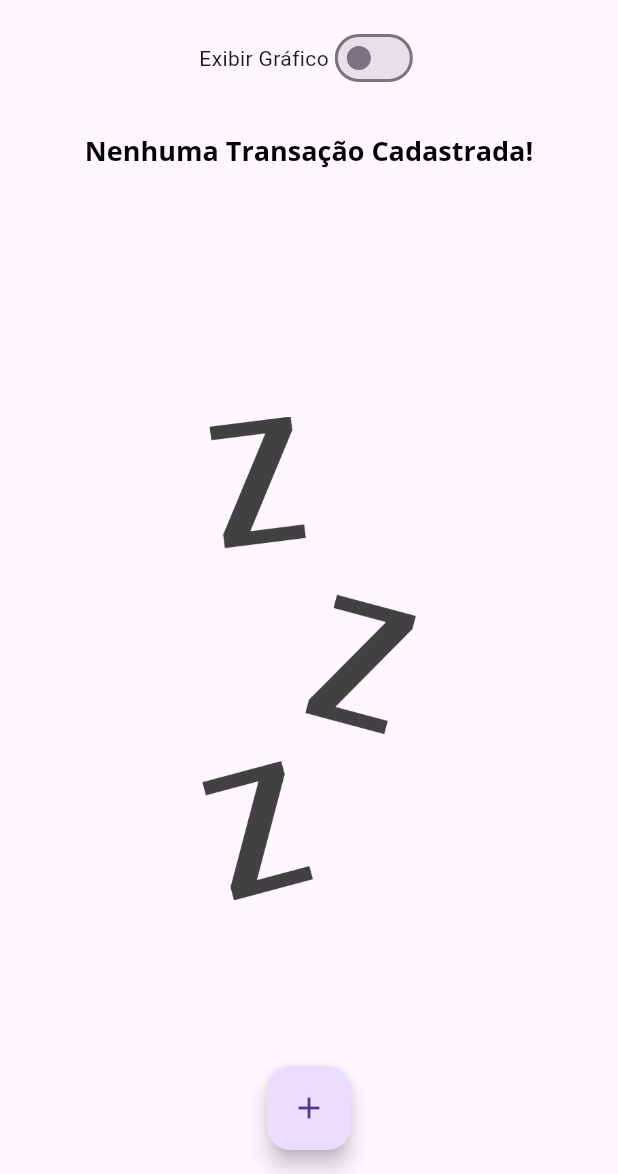
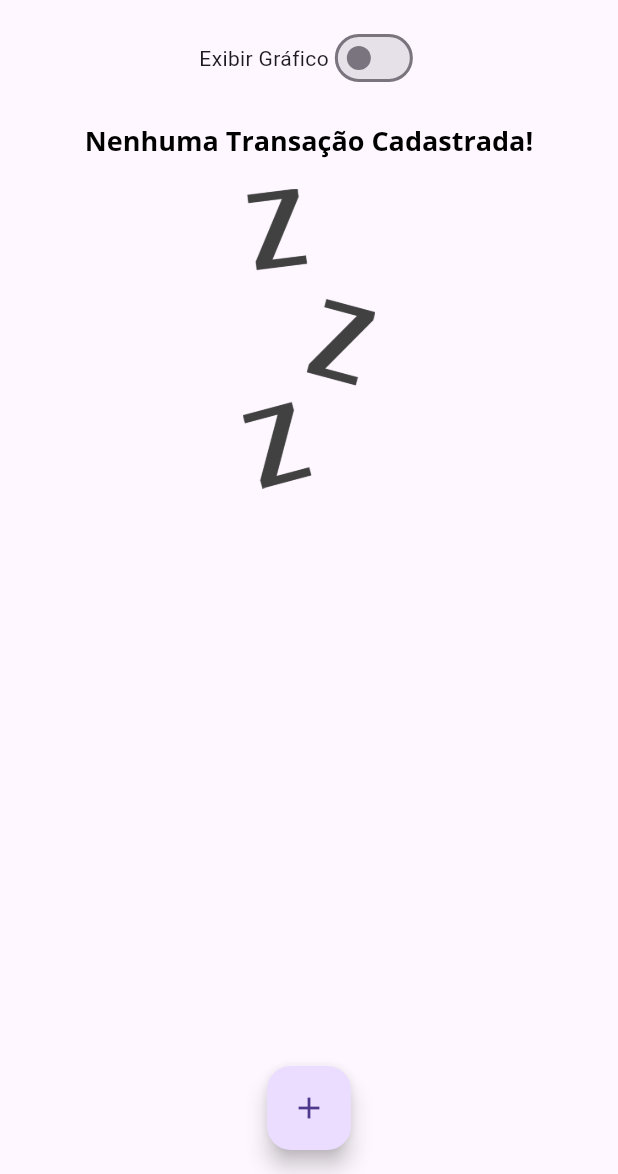
Before and after one commit to Hudsonrb77/DespesasApp_Flutter, a Flutter app: the screen it shows after launch, on a phone screen of 412 x 824 dp, the part 62-1236 px from its top. Run offline on Flutter 3.47's test engine with Material 3 defaults, Android fonts, the phone set to English and light mode, and no system bars.

Commit message:
Alteracoes para o modo paisagem.

```diff
--- a/lib/components/chart_bar.dart
+++ b/lib/components/chart_bar.dart
@@ -21,7 +21,7 @@ class ChartBar extends StatelessWidget {
             SizedBox(
               height: constraints.maxHeight * 0.15,
               child: FittedBox(
-                child: Text(value!.toStringAsFixed(2)),
+                child: Text('${value!.toStringAsFixed(2)}'),
               ),
             ),
             SizedBox(height: constraints.maxHeight * 0.05),
--- a/lib/components/transaction_form.dart
+++ b/lib/components/transaction_form.dart
@@ -97,7 +97,7 @@ class _TransactionFormState extends State<TransactionForm> {
                   child: Text(
                     'Nova Transação',
                     style: TextStyle(
-                      color: Theme.of(context).textTheme.labelLarge?.color,
+                      color: Theme.of(context).textTheme.button?.color,
                     ),
                   ),
                   onPressed: _submitForm,
--- a/lib/components/transaction_list.dart
+++ b/lib/components/transaction_list.dart
@@ -12,29 +12,22 @@ class TransactionList extends StatelessWidget {
   @override
   Widget build(BuildContext context) {
     return transactions.isEmpty
-        ? LayoutBuilder(
-            builder: (ctx, constraints) {
-              return Column(
+        ? Column(
             children: [
-                  SizedBox(height: constraints.maxHeight * 0.05),
-                  SizedBox(
-                    height: constraints.maxHeight * 0.3,
-                    child: Text(
+              const SizedBox(height: 20),
+              Text(
                 'Nenhuma Transação Cadastrada!',
                 style: Theme.of(context).textTheme.titleLarge,
               ),
-                  ),
-                  SizedBox(height: constraints.maxHeight * 0.05),
+              const SizedBox(height: 20),
               SizedBox(
-                    height: constraints.maxHeight * 0.6,
+                height: 200,
                 child: Image.asset(
                   'assets/images/waiting.png',
                   fit: BoxFit.cover,
                 ),
               ),
             ],
-              );
-            },
           )
         : ListView.builder(
             itemCount: transactions.length,
@@ -64,14 +57,14 @@ class TransactionList extends StatelessWidget {
                   ),
                   title: Text(
                     tr.title,
-                    style: Theme.of(context).textTheme.titleLarge,
+                    style: Theme.of(context).textTheme.headline6,
                   ),
                   subtitle: Text(
                     DateFormat('d MMM y').format(tr.date),
                   ),
                   trailing: IconButton(
                     icon: const Icon(Icons.delete),
-                    color: Theme.of(context).colorScheme.error,
+                    color: Theme.of(context).errorColor,
                     onPressed: () => onRemove(tr.id),
                   ),
                 ),
--- /dev/null
+++ b/lib/lib/components/transaction_form.dart
@@ -0,0 +1 @@
+// TODO Implement this library.
--- a/lib/main.dart
+++ b/lib/main.dart
@@ -1,6 +1,7 @@
 import 'package:expenses/components/transaction_form.dart';
 import 'package:flutter/material.dart';
 import 'dart:math';
+import 'components/transaction_form.dart';
 import 'components/transaction_list.dart';
 import 'components/chart.dart';
 import 'models/transaction.dart';
@@ -17,17 +18,17 @@ class ExpensesApp extends StatelessWidget {
       home: const MyHomePage(),
       theme: tema.copyWith(
         colorScheme: tema.colorScheme.copyWith(
-          primary: Colors.blue[900],
-          secondary: Colors.amber[800],
+          primary: Colors.purple,
+          secondary: Colors.amber,
         ),
         textTheme: tema.textTheme.copyWith(
-          titleLarge: const TextStyle(
+          headline6: const TextStyle(
             fontFamily: 'OpenSans',
             fontSize: 18,
             fontWeight: FontWeight.bold,
             color: Colors.black,
           ),
-          labelLarge: const TextStyle(
+          button: const TextStyle(
             color: Colors.white,
             fontWeight: FontWeight.bold,
           ),
@@ -105,7 +106,7 @@ class _MyHomePageState extends State<MyHomePage> {
       ],
     );
 
-    final availabelHeight = MediaQuery.of(context).size.height -
+    final availableHeight = MediaQuery.of(context).size.height -
         appBar.preferredSize.height -
         MediaQuery.of(context).padding.top;
 
@@ -131,12 +132,12 @@ class _MyHomePageState extends State<MyHomePage> {
             ),
             if (_showChart)
               SizedBox(
-                height: availabelHeight * 0.30,
+                height: availableHeight * 0.3,
                 child: Chart(_recentTransactions),
               ),
             if (!_showChart)
               SizedBox(
-                height: availabelHeight * 0.70,
+                height: availableHeight * 0.7,
                 child: TransactionList(_transactions, _removeTransaction),
               ),
           ],
```
Also changed, not shown: lib/pubspec.lock (added). Lines whose indentation alone changed are shown as unchanged.
